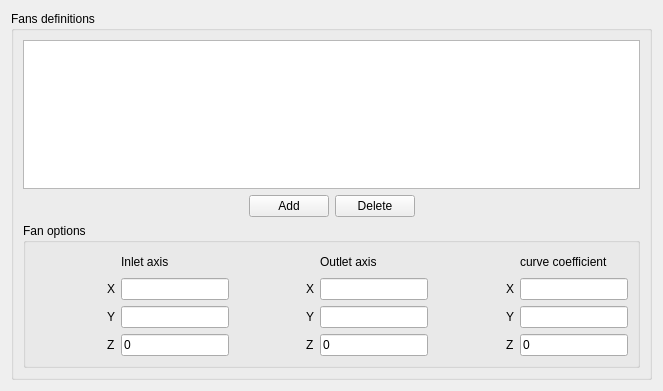
code-saturne/code_saturne, file gui/Pages/FansForm.ui: the form before one commit.
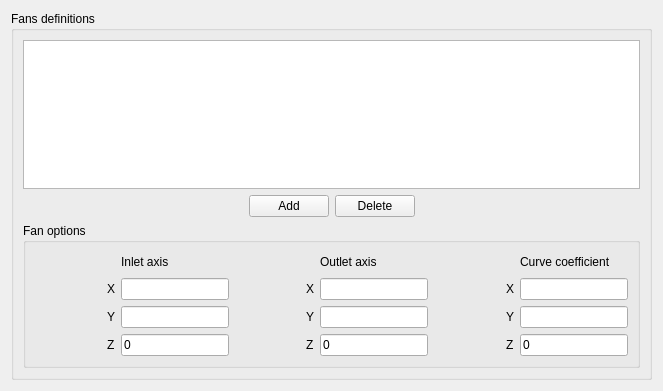
The form after the commit.

```diff
--- a/gui/Pages/FansForm.ui
+++ b/gui/Pages/FansForm.ui
@@ -175,7 +175,7 @@
               <string>Coordinates of invariant point</string>
              </property>
              <property name="text">
-              <string>curve coefficient</string>
+              <string>Curve coefficient</string>
              </property>
             </widget>
            </item>
```
Left out of the diff: 111 changed lines with no effect on the pictures.
